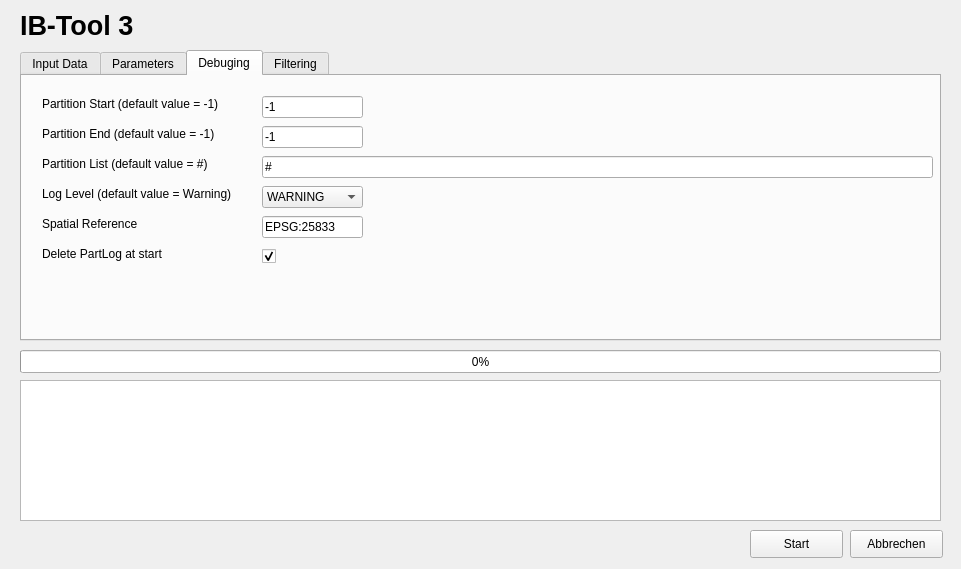
Qt form ibtool/ibtool_dialog_base.ui (IB-Tool/IB-Tool-3) before a commit.
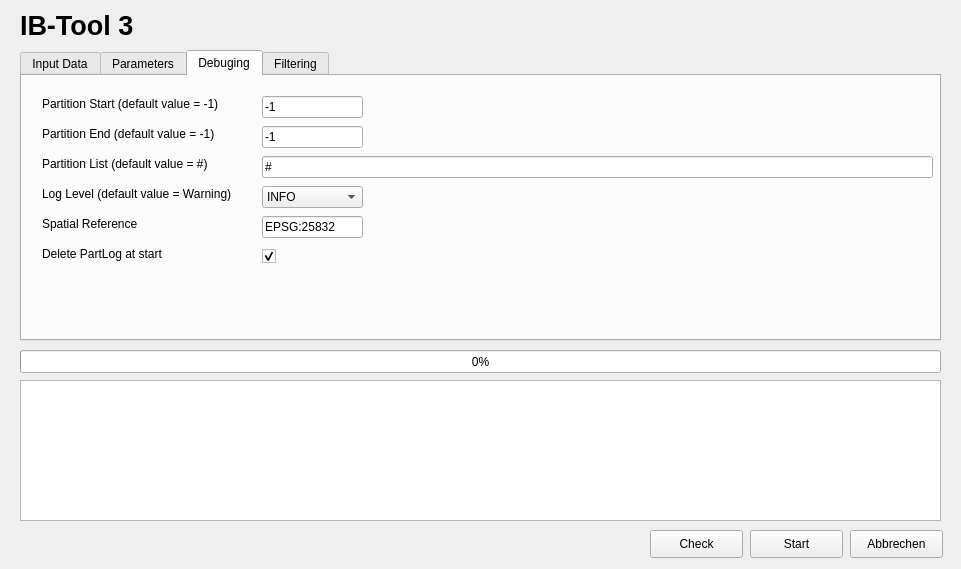
The same form after that commit. The open tabs and pages were chosen to show the change.

Commit message:
Update UI elements and add "Check" button
- Modified default values for certain UI parameters (text, index, and grid reference).
- Changed log level dropdown default from "WARNING" to "INFO".
- Adjusted CRS text from `EPSG:25833` to `EPSG:25832`.
- Added a new "Check" button for enhanced user interaction.

Patch:
```diff
--- a/ibtool/ibtool_dialog_base.ui
+++ b/ibtool/ibtool_dialog_base.ui
@@ -618,10 +618,10 @@
       </rect>
      </property>
      <property name="currentText">
-      <string>WARNING</string>
+      <string>INFO</string>
      </property>
      <property name="currentIndex">
-      <number>0</number>
+      <number>3</number>
      </property>
      <item>
       <property name="text">
@@ -654,7 +654,7 @@
       </rect>
      </property>
      <property name="text">
-      <string>EPSG:25833</string>
+      <string>EPSG:25832</string>
      </property>
     </widget>
     <widget class="QLabel" name="label_13">
@@ -845,6 +845,19 @@
     </widget>
    </widget>
   </widget>
+  <widget class="QPushButton" name="CheckButton">
+   <property name="geometry">
+    <rect>
+     <x>650</x>
+     <y>530</y>
+     <width>93</width>
+     <height>28</height>
+    </rect>
+   </property>
+   <property name="text">
+    <string>Check</string>
+   </property>
+  </widget>
   <widget class="QPushButton" name="StartButton">
    <property name="geometry">
     <rect>
```
Left out of the diff: 5 changed lines with no effect on the pictures.
